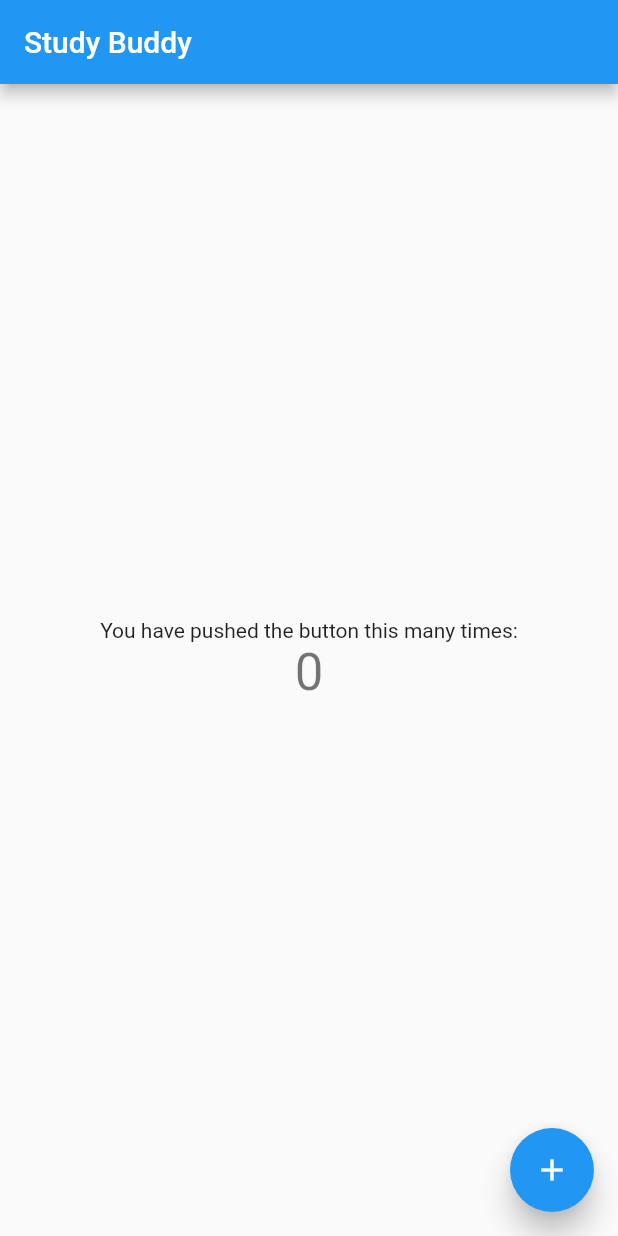
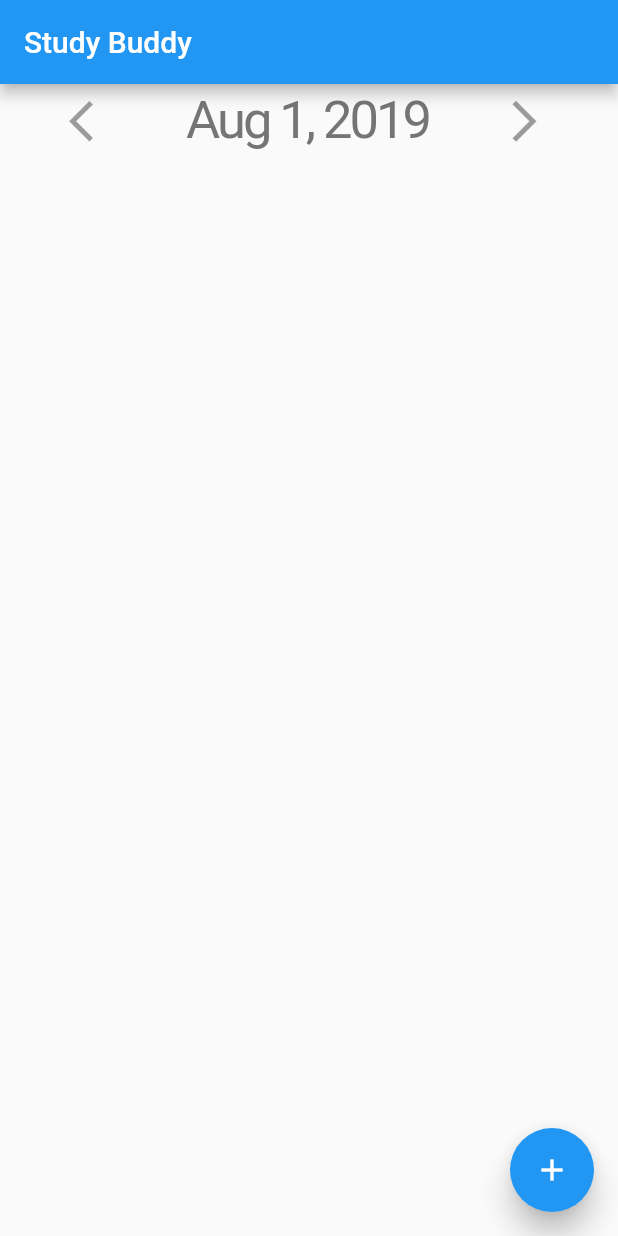
Before and after one commit to sahilmahendrakar/StudyBuddy_v2, a Flutter app: the screen it shows after launch, on a phone screen of 412 x 824 dp. Run offline on Flutter 3.47's test engine with Material 2 defaults, Android fonts, the phone set to English and light mode, and no system bars; drawn by our look-alikes of flutter_speed_dial.

```diff
--- a/lib/main.dart
+++ b/lib/main.dart
@@ -1,6 +1,7 @@
 import 'package:flutter/material.dart';
 
-import 'package:studybuddy/ui/speedDial.dart';
+import './ui/speedDial.dart';
+import 'package:intl/intl.dart';
 
 void main() => runApp(MyApp());
 
@@ -28,44 +29,54 @@ class MyHomePage extends StatefulWidget {
 }
 
 class _MyHomePageState extends State<MyHomePage> {
-  int _counter = 0;
-
-  void _incrementCounter() {
-    setState(() {
-      _counter++;
-    });
-  }
-
-  bool actionPressed = false;
-
-  Widget floatingActionPressed() {
-    if (actionPressed == true) {
-      actionPressed = false;
-      return Icon(Icons.add_location);
-    }
-    return Icon(Icons.add);
-  }
+  DateTime time = DateTime.now();
 
   @override
   Widget build(BuildContext context) {
-    actionPressed = false;
     return Scaffold(
       appBar: AppBar(
         title: Text(widget.title),
       ),
-      body: Center(
-        child: Column(
-          mainAxisAlignment: MainAxisAlignment.center,
-          children: <Widget>[
-            Text(
-              'You have pushed the button this many times:',
-            ),
-            Text(
-              '$_counter',
-              style: Theme.of(context).textTheme.display1,
-            ),
-          ],
-        ),
+      body: Column(
+        children: <Widget>[
+          Row(
+
+            mainAxisAlignment: MainAxisAlignment.spaceEvenly,
+
+
+            children: <Widget>[
+              //----------------------Date Left Button----------------------------
+              IconButton(
+                icon: Icon(Icons.arrow_back_ios),
+                onPressed: null,
+                iconSize: 33,
+              ),
+
+              Container(
+                child: Text(
+                  DateFormat("yMMMd").format(time),
+                  textAlign: TextAlign.center,
+                  style: TextStyle(
+                    fontWeight: FontWeight.normal,
+                    fontSize: 35,
+                    letterSpacing: -2,
+                    color: Colors.grey[600],
+                  ),
+                ),
+              ),
+
+              IconButton(
+                icon: Icon(Icons.arrow_forward_ios),
+                onPressed: null,
+                iconSize: 33,
+              ),
+
+              //----------------------Date Right Button----------------------------
+            ],
+          ),
+
+          //----------------------Calendar and rest (page maybe) go here----------------------------
+        ],
       ),
       floatingActionButton: optionButton(),
     );
--- a/lib/ui/speedDial.dart
+++ b/lib/ui/speedDial.dart
@@ -18,7 +18,7 @@ class optionButton extends StatelessWidget {
               //child: Icon(Icons.date_range),
               child: Icon(Icons.event),
               backgroundColor: Colors.white,
-              foregroundColor: Colors.blue[900],
+              foregroundColor: Colors.blue[800],
               label: 'Add Event',
               labelStyle: TextStyle(fontSize: 12.5),
               onTap: () => {}
@@ -26,7 +26,7 @@ class optionButton extends StatelessWidget {
             SpeedDialChild(
               child: Icon(Icons.assignment),
               backgroundColor: Colors.white,
-              foregroundColor: Colors.blue[900],
+              foregroundColor: Colors.blue[800],
               label: 'Add Assignment',
               labelStyle: TextStyle(fontSize: 12.5),
               onTap: () => {},
@@ -35,7 +35,7 @@ class optionButton extends StatelessWidget {
               //child: Icon(Icons.apps),
               child: Icon(Icons.class_),
               backgroundColor: Colors.white,
-              foregroundColor: Colors.blue[900],
+              foregroundColor: Colors.blue[800],
               label: 'Add Category',
               labelStyle: TextStyle(fontSize: 12.5),
               onTap: () => {},
--- a/pubspec.yaml
+++ b/pubspec.yaml
@@ -28,6 +28,7 @@ dev_dependencies:
   flutter_test:
     sdk: flutter
   flutter_speed_dial: ^1.2.1
+  intl: ^0.15.8
 
 
 # For information on the generic Dart part of this file, see the
```
Also changed, not shown: pubspec.lock.
